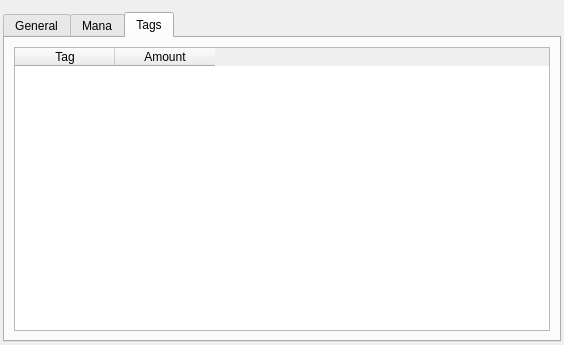
Before: the Qt Designer form mtgcards/deckstatisticsdialog.ui in stijnvermeir/mtgcards, drawn with Qt 5.
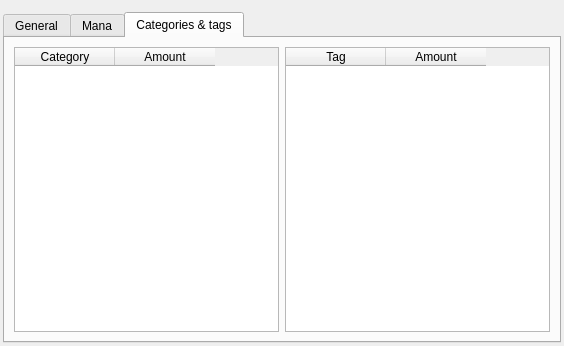
After: the same form once the commit is applied. The open tabs and pages were chosen to show the change.

Commit message: Categories in statistics

Patch:
```diff
--- a/mtgcards/deckstatisticsdialog.ui
+++ b/mtgcards/deckstatisticsdialog.ui
@@ -7,7 +7,7 @@
     <x>0</x>
     <y>0</y>
     <width>564</width>
-    <height>340</height>
+    <height>346</height>
    </rect>
   </property>
   <property name="windowTitle">
@@ -318,9 +318,38 @@
      </widget>
      <widget class="QWidget" name="tagsTab">
       <attribute name="title">
-       <string>Tags</string>
+       <string>Categories &amp;&amp; tags</string>
       </attribute>
       <layout class="QHBoxLayout" name="horizontalLayout_7">
+       <item>
+        <widget class="QTableWidget" name="categoriesTbl">
+         <property name="editTriggers">
+          <set>QAbstractItemView::NoEditTriggers</set>
+         </property>
+         <property name="alternatingRowColors">
+          <bool>true</bool>
+         </property>
+         <property name="selectionBehavior">
+          <enum>QAbstractItemView::SelectRows</enum>
+         </property>
+         <attribute name="verticalHeaderVisible">
+          <bool>false</bool>
+         </attribute>
+         <column>
+          <property name="text">
+           <string>Category</string>
+          </property>
+         </column>
+         <column>
+          <property name="text">
+           <string>Amount</string>
+          </property>
+          <property name="textAlignment">
+           <set>AlignCenter</set>
+          </property>
+         </column>
+        </widget>
+       </item>
        <item>
         <widget class="QTableWidget" name="tagsTbl">
          <property name="editTriggers">
```
Left out of the diff: 2 changed lines with no effect on the pictures. The commit also changes 1 other file.
